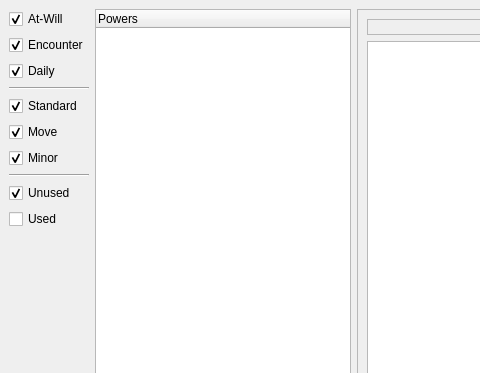
Above: gui/mainWindow.ui from bpittman/pydnd before the change; both pictures show x 0 to 480 and y 0 to 373 of the 800 by 600 pixel window. Below: the same form after it.
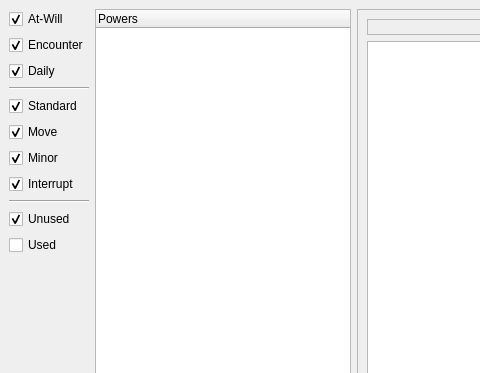
That is the form after the change.

Commit message: Add gui support for immediate interrupt actions

What changed in the file:
```diff
--- a/gui/mainWindow.ui
+++ b/gui/mainWindow.ui
@@ -93,6 +93,16 @@
         </property>
        </widget>
       </item>
+      <item>
+       <widget class="QCheckBox" name="interruptCheck">
+        <property name="text">
+         <string>Interrupt</string>
+        </property>
+        <property name="checked">
+         <bool>true</bool>
+        </property>
+       </widget>
+      </item>
       <item>
        <widget class="Line" name="line_2">
         <property name="orientation">
```
The commit also changes 2 other files.
